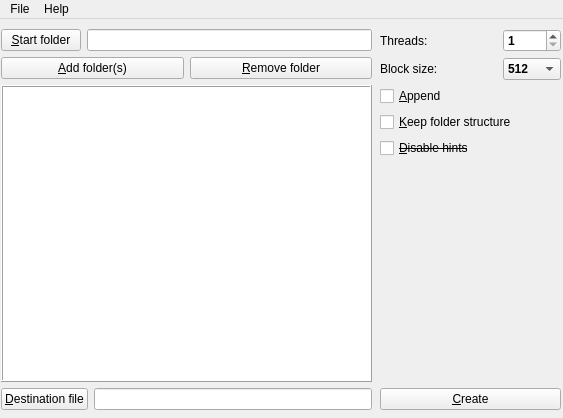
Above: ui/mainwindow.ui from manfred-mueller/qdir2mod before the change. Below: the same form after it.
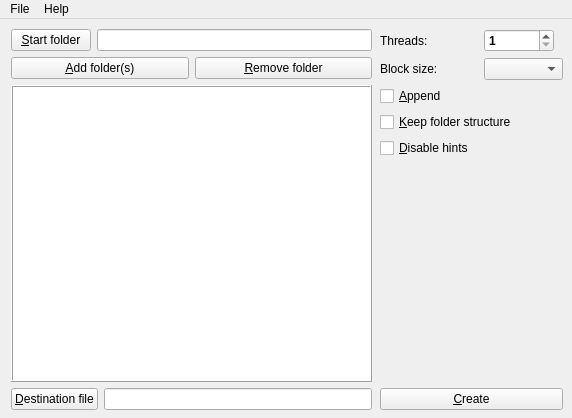
That is the form after the change. Icons and pictures are not drawn.

What changed in the file:
```diff
--- a/ui/mainwindow.ui
+++ b/ui/mainwindow.ui
@@ -6,7 +6,7 @@
    <rect>
     <x>0</x>
     <y>0</y>
-    <width>563</width>
+    <width>572</width>
     <height>418</height>
    </rect>
   </property>
@@ -21,9 +21,9 @@
    <widget class="QWidget" name="verticalLayoutWidget">
     <property name="geometry">
      <rect>
-      <x>1</x>
+      <x>11</x>
       <y>10</y>
-      <width>371</width>
+      <width>361</width>
       <height>381</height>
      </rect>
     </property>
@@ -147,7 +147,7 @@
      <rect>
       <x>380</x>
       <y>10</y>
-      <width>181</width>
+      <width>183</width>
       <height>381</height>
      </rect>
     </property>
@@ -162,31 +162,11 @@
        </property>
       </widget>
      </item>
-     <item row="9" column="1" colspan="3">
-      <widget class="QPushButton" name="pushButtonCreate">
-       <property name="toolTip">
-        <string extracomment="Start conversion"/>
-       </property>
-       <property name="statusTip">
-        <string comment="running" extracomment="Please wait while merging bundles..."/>
-       </property>
-       <property name="layoutDirection">
-        <enum>Qt::LeftToRight</enum>
-       </property>
-       <property name="text">
-        <string>&amp;Create</string>
-       </property>
-       <property name="icon">
-        <iconset resource="../resources/qdir2mod.qrc">
-         <normaloff>:/icons/create.png</normaloff>:/icons/create.png</iconset>
-       </property>
-      </widget>
-     </item>
      <item row="5" column="1" colspan="3">
       <widget class="QCheckBox" name="hintBox">
        <property name="font">
         <font>
-         <strikeout>true</strikeout>
+         <strikeout>false</strikeout>
         </font>
        </property>
        <property name="toolTip">
@@ -225,26 +205,6 @@
        <property name="minimumContentsLength">
         <number>0</number>
        </property>
-       <item>
-        <property name="text">
-         <string>512</string>
-        </property>
-       </item>
-       <item>
-        <property name="text">
-         <string>128</string>
-        </property>
-       </item>
-       <item>
-        <property name="text">
-         <string>256</string>
-        </property>
-       </item>
-       <item>
-        <property name="text">
-         <string>1024</string>
-        </property>
-       </item>
       </widget>
      </item>
      <item row="0" column="3">
@@ -281,32 +241,6 @@
        </property>
       </widget>
      </item>
-     <item row="6" column="1">
-      <spacer name="verticalSpacer">
-       <property name="orientation">
-        <enum>Qt::Vertical</enum>
-       </property>
-       <property name="sizeHint" stdset="0">
-        <size>
-         <width>20</width>
-         <height>40</height>
-        </size>
-       </property>
-      </spacer>
-     </item>
-     <item row="8" column="1">
-      <spacer name="verticalSpacer_2">
-       <property name="orientation">
-        <enum>Qt::Vertical</enum>
-       </property>
-       <property name="sizeHint" stdset="0">
-        <size>
-         <width>20</width>
-         <height>40</height>
-        </size>
-       </property>
-      </spacer>
-     </item>
      <item row="0" column="1" colspan="2">
       <widget class="QLabel" name="threadLabel">
        <property name="text">
@@ -330,7 +264,50 @@
        </property>
       </widget>
      </item>
-     <item row="3" column="1">
+     <item row="8" column="2">
+      <spacer name="verticalSpacer_2">
+       <property name="orientation">
+        <enum>Qt::Vertical</enum>
+       </property>
+       <property name="sizeHint" stdset="0">
+        <size>
+         <width>20</width>
+         <height>40</height>
+        </size>
+       </property>
+      </spacer>
+     </item>
+     <item row="9" column="1" colspan="3">
+      <widget class="QPushButton" name="pushButtonCreate">
+       <property name="toolTip">
+        <string notr="true"/>
+       </property>
+       <property name="layoutDirection">
+        <enum>Qt::LeftToRight</enum>
+       </property>
+       <property name="text">
+        <string>&amp;Create</string>
+       </property>
+       <property name="icon">
+        <iconset resource="../resources/qdir2mod.qrc">
+         <normaloff>:/icons/create.png</normaloff>:/icons/create.png</iconset>
+       </property>
+      </widget>
+     </item>
+     <item row="6" column="2">
+      <spacer name="verticalSpacer">
+       <property name="orientation">
+        <enum>Qt::Vertical</enum>
+       </property>
+       <property name="sizeHint" stdset="0">
+        <size>
+         <width>20</width>
+         <height>40</height>
+        </size>
+       </property>
+      </spacer>
+     </item>
+     <item row="3" column="1" colspan="2">
       <widget class="QCheckBox" name="appendBox">
        <property name="toolTip">
         <string>Append folders to existing module.</string>
@@ -351,7 +328,7 @@
     <rect>
      <x>0</x>
      <y>0</y>
-     <width>563</width>
+     <width>572</width>
      <height>19</height>
     </rect>
    </property>
```
